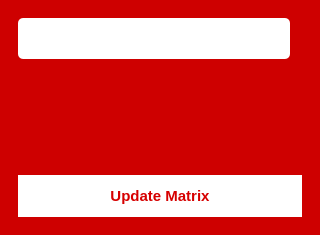
First picture: the form in pages/Modul7/UI/Dmatrix.ui, repository KevinHutagaol/control-center-2026, before the edit.
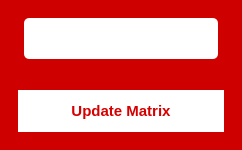
Second picture: the form after the edit.

Commit message: cleaned up module 7 matrix input dialog's geometry

What changed in the file:
```diff
--- a/pages/Modul7/UI/Dmatrix.ui
+++ b/pages/Modul7/UI/Dmatrix.ui
@@ -6,8 +6,8 @@
    <rect>
     <x>0</x>
     <y>0</y>
-    <width>320</width>
-    <height>235</height>
+    <width>242</width>
+    <height>150</height>
    </rect>
   </property>
   <property name="windowTitle">
@@ -27,16 +27,6 @@
        <enum>QFrame::Raised</enum>
       </property>
       <layout class="QGridLayout" name="gridLayout">
-       <item row="0" column="0">
-        <widget class="QLineEdit" name="d11">
-         <property name="styleSheet">
-          <string notr="true">background-color: white; color: rgb(143, 0, 0); border-radius: 5px; padding: 10px; font-size: 16px; font-family: &quot;SF Pro Display&quot;; font-weight: bold;</string>
-         </property>
-         <property name="alignment">
-          <set>Qt::AlignCenter</set>
-         </property>
-        </widget>
-       </item>
        <item row="1" column="0" colspan="3">
         <spacer name="verticalSpacer">
          <property name="orientation">
@@ -52,6 +42,12 @@
        </item>
        <item row="2" column="0" colspan="3">
         <widget class="QPushButton" name="updateD">
+         <property name="sizePolicy">
+          <sizepolicy hsizetype="Preferred" vsizetype="Preferred">
+           <horstretch>0</horstretch>
+           <verstretch>0</verstretch>
+          </sizepolicy>
+         </property>
          <property name="cursor">
           <cursorShape>PointingHandCursor</cursorShape>
          </property>
@@ -79,6 +75,22 @@
          </property>
         </widget>
        </item>
+       <item row="0" column="1">
+        <widget class="QLineEdit" name="d11">
+         <property name="sizePolicy">
+          <sizepolicy hsizetype="MinimumExpanding" vsizetype="Fixed">
+           <horstretch>0</horstretch>
+           <verstretch>0</verstretch>
+          </sizepolicy>
+         </property>
+         <property name="styleSheet">
+          <string notr="true">background-color: white; color: rgb(143, 0, 0); border-radius: 5px; padding: 10px; font-size: 16px; font-family: &quot;SF Pro Display&quot;; font-weight: bold;</string>
+         </property>
+         <property name="alignment">
+          <set>Qt::AlignCenter</set>
+         </property>
+        </widget>
+       </item>
       </layout>
      </widget>
     </item>
```
The commit also changes 3 other files.
